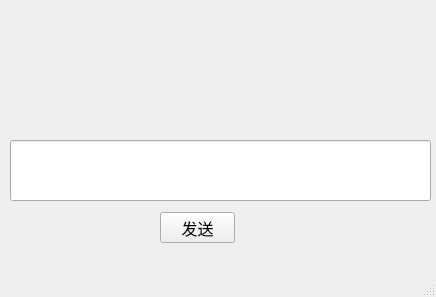
Qt form FDM/ui/user_send.ui (metetorsnow/CN-expi-channel-reuse) before a commit.
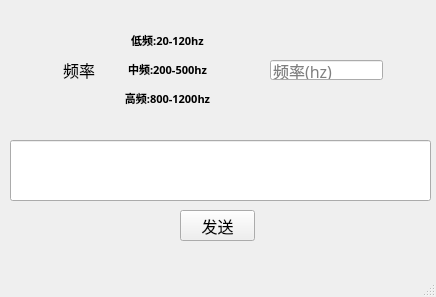
The same form after that commit.

```diff
--- a/FDM/ui/user_send.ui
+++ b/FDM/ui/user_send.ui
@@ -14,33 +14,13 @@
    <font>
     <family>Agave Nerd Font Mono</family>
     <pointsize>12</pointsize>
+    <kerning>false</kerning>
    </font>
   </property>
   <property name="windowTitle">
    <string>MainWindow</string>
   </property>
   <widget class="QWidget" name="centralwidget">
-   <widget class="QLabel" name="label">
-    <property name="geometry">
-     <rect>
-      <x>140</x>
-      <y>40</y>
-      <width>171</width>
-      <height>61</height>
-     </rect>
-    </property>
-    <property name="font">
-     <font>
-      <family>Adobe Devanagari</family>
-      <pointsize>20</pointsize>
-      <weight>50</weight>
-      <bold>false</bold>
-     </font>
-    </property>
-    <property name="text">
-     <string/>
-    </property>
-   </widget>
    <widget class="QLineEdit" name="lineEdit">
     <property name="geometry">
      <rect>
@@ -66,8 +46,8 @@
    <widget class="QPushButton" name="pushButton">
     <property name="geometry">
      <rect>
-      <x>160</x>
-      <y>212</y>
+      <x>180</x>
+      <y>210</y>
       <width>75</width>
       <height>31</height>
      </rect>
@@ -76,6 +56,48 @@
      <string>发送</string>
     </property>
    </widget>
+   <widget class="QWidget" name="horizontalLayoutWidget">
+    <property name="geometry">
+     <rect>
+      <x>40</x>
+      <y>30</y>
+      <width>171</width>
+      <height>80</height>
+     </rect>
+    </property>
+    <layout class="QHBoxLayout" name="horizontalLayout">
+     <item>
+      <widget class="QLabel" name="label">
+       <property name="text">
+        <string>&lt;html&gt;&lt;head/&gt;&lt;body&gt;&lt;p align=&quot;center&quot;&gt;频率&lt;/p&gt;&lt;/body&gt;&lt;/html&gt;</string>
+       </property>
+      </widget>
+     </item>
+     <item>
+      <widget class="QLabel" name="label_2">
+       <property name="text">
+        <string>&lt;html&gt;&lt;head/&gt;&lt;body&gt;&lt;p align=&quot;center&quot;&gt;&lt;span style=&quot; font-size:8pt; font-weight:600;&quot;&gt;低频:20-120hz&lt;/span&gt;&lt;/p&gt;&lt;p align=&quot;center&quot;&gt;&lt;span style=&quot; font-size:8pt; font-weight:600;&quot;&gt;中频:200-500hz&lt;/span&gt;&lt;/p&gt;&lt;p align=&quot;center&quot;&gt;&lt;span style=&quot; font-size:8pt; font-weight:600;&quot;&gt;高频:800-1200hz&lt;/span&gt;&lt;/p&gt;&lt;/body&gt;&lt;/html&gt;</string>
+       </property>
+      </widget>
+     </item>
+    </layout>
+   </widget>
+   <widget class="QLineEdit" name="lineEdit_2">
+    <property name="geometry">
+     <rect>
+      <x>270</x>
+      <y>60</y>
+      <width>113</width>
+      <height>20</height>
+     </rect>
+    </property>
+    <property name="text">
+     <string/>
+    </property>
+    <property name="placeholderText">
+     <string>频率(hz)</string>
+    </property>
+   </widget>
   </widget>
   <widget class="QMenuBar" name="menubar">
    <property name="geometry">
```
Left out of the diff: 2 changed lines with no effect on the pictures.
